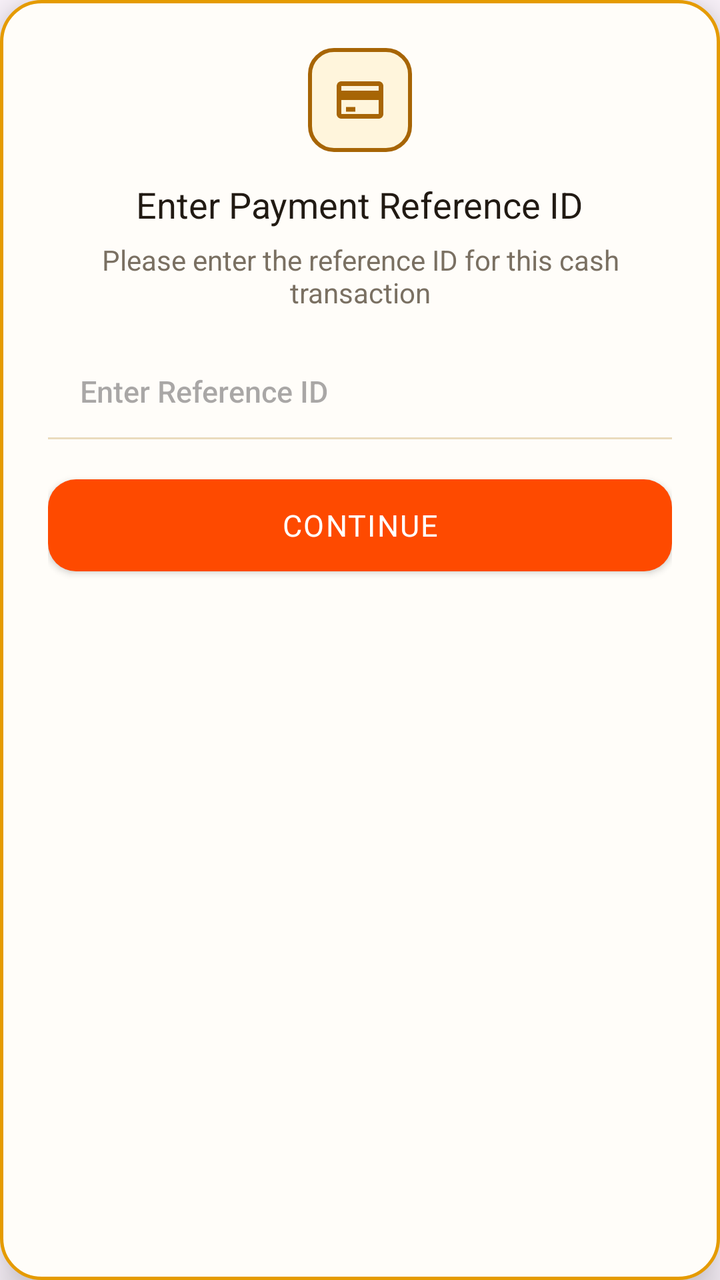
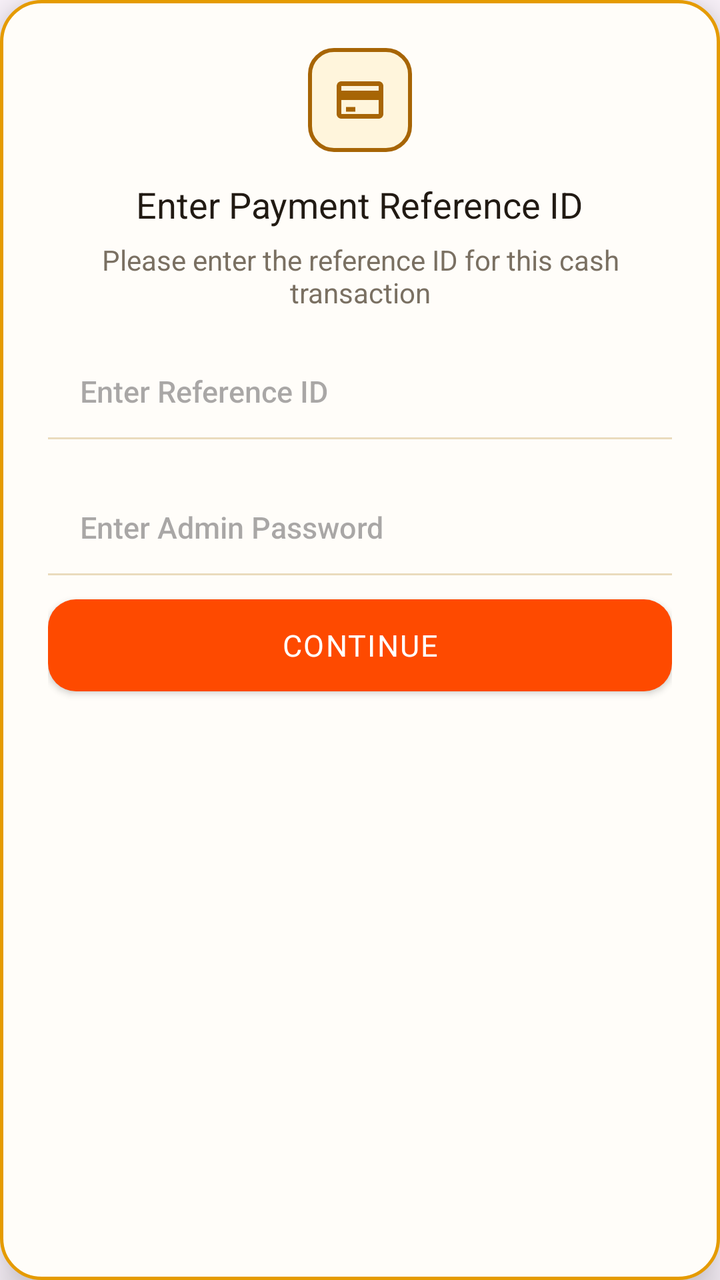

Compare the two renders of this Android layout. The source of the first and the diff that turns it into the second are given below.
<!-- AndroidManifest.xml: application theme Theme.XeniaOneTempleApp -->
<!-- res/layout/dialog_cash_reference.xml -->
<?xml version="1.0" encoding="utf-8"?>
<LinearLayout xmlns:android="http://schemas.android.com/apk/res/android"
    android:layout_width="match_parent"
    android:layout_height="wrap_content"
    android:layout_gravity="center"
    android:background="@drawable/bg_modern_dialog"
    android:elevation="12dp"
    android:gravity="center_horizontal"
    android:orientation="vertical"
    android:paddingHorizontal="24dp"
    android:paddingTop="24dp"
    android:paddingBottom="22dp">

    
    <FrameLayout
        android:layout_width="52dp"
        android:layout_height="52dp"
        android:layout_marginBottom="14dp"
        android:background="@drawable/bg_language_card_selected">

        <ImageView
            android:layout_width="28dp"
            android:layout_height="28dp"
            android:layout_gravity="center"
            android:contentDescription="Cash Icon"
            android:src="@drawable/ic_credit_card" />
    </FrameLayout>

    
    <TextView
        android:layout_width="wrap_content"
        android:layout_height="wrap_content"
        android:fontFamily="sans-serif-bold"
        android:gravity="center"
        android:text="Enter Payment Reference ID"
        android:textColor="@color/text_dark"
        android:textSize="18sp" />

    
    <TextView
        android:layout_width="match_parent"
        android:layout_height="wrap_content"
        android:layout_marginTop="6dp"
        android:layout_marginBottom="16dp"
        android:fontFamily="sans-serif"
        android:gravity="center"
        android:text="Please enter the reference ID for this cash transaction"
        android:textColor="@color/text_muted"
        android:textSize="14sp" />

    
    <EditText
        android:id="@+id/etCashRefId"
        android:layout_width="match_parent"
        android:layout_height="48dp"
        android:layout_marginBottom="20dp"
        android:background="@drawable/bg_row_border"
        android:fontFamily="sans-serif-medium"
        android:hint="Enter Reference ID"
        android:inputType="text"
        android:paddingHorizontal="16dp"
        android:textColor="@color/text_dark"
        android:textSize="15sp" />

    
    <androidx.appcompat.widget.AppCompatButton
        android:id="@+id/btnCashContinue"
        android:layout_width="match_parent"
        android:layout_height="46dp"
        android:background="@drawable/bg_pay_button"
        android:fontFamily="sans-serif-bold"
        android:letterSpacing="0.05"
        android:text="CONTINUE"
        android:textColor="@color/white"
        android:textSize="15sp" />

</LinearLayout>
<!-- resources referenced by this layout -->
<resources>
  <color name="text_dark">#211A13</color>
  <color name="text_muted">#7A7062</color>
  <color name="white">#FFFFFF</color>
  <!-- drawable bg_language_card_selected (drawable) -->
  <?xml version="1.0" encoding="utf-8"?>
  <shape xmlns:android="http://schemas.android.com/apk/res/android"
      android:shape="rectangle">
      <solid android:color="#FFF5DC" />
      <stroke
          android:width="2dp"
          android:color="@color/temple_gold_primary" />
      <corners android:radius="12dp" />
  </shape>
  <!-- drawable bg_modern_dialog (drawable) -->
  <?xml version="1.0" encoding="utf-8"?>
  <shape xmlns:android="http://schemas.android.com/apk/res/android"
      android:shape="rectangle">
      <solid android:color="#FFFDF9" />
      <corners android:radius="20dp" />
      <stroke
          android:width="1.5dp"
          android:color="@color/table_border" />
  </shape>
  <!-- drawable bg_pay_button (drawable) -->
  <?xml version="1.0" encoding="utf-8"?>
  <ripple xmlns:android="http://schemas.android.com/apk/res/android"
      android:color="#40FFFFFF">
      <item>
          <shape android:shape="rectangle">
              <solid android:color="@color/pay_button_orange" />
              <corners android:radius="14dp" />
          </shape>
      </item>
  </ripple>
  <!-- drawable bg_row_border (drawable) -->
  <?xml version="1.0" encoding="utf-8"?>
  <layer-list xmlns:android="http://schemas.android.com/apk/res/android">
      <item>
          <shape android:shape="rectangle">
              <solid android:color="@color/transparent" />
          </shape>
      </item>
      <item android:top="-2dp" android:left="-2dp" android:right="-2dp">
          <shape android:shape="rectangle">
              <stroke android:width="1dp" android:color="@color/table_divider" />
          </shape>
      </item>
  </layer-list>
  <!-- drawable ic_credit_card (drawable) -->
  <vector xmlns:android="http://schemas.android.com/apk/res/android"
      android:width="24dp"
      android:height="24dp"
      android:viewportWidth="24"
      android:viewportHeight="24">
      <path
          android:fillColor="#A76505"
          android:pathData="M20,4H4C2.89,4 2.01,4.89 2.01,6L2,18c0,1.11 0.89,2 2,2h16c1.11,0 2,-0.89 2,-2V6C22,4.89 21.11,4 20,4zM20,18H4v-6h16V18zM20,8H4V6h16V8z"/>
      <path
          android:fillColor="#A76505"
          android:pathData="M6,15h4v2h-4z"/>
  </vector>
  <style name="Theme.XeniaOneTempleApp" parent="Base.Theme.XeniaOneTempleApp" />
  <color name="temple_gold_primary">#A76505</color>
  <color name="table_border">#E59B00</color>
  <color name="pay_button_orange">#FE4A00</color>
  <color name="transparent">#00000000</color>
  <color name="table_divider">#EADBBD</color>
  <style name="Base.Theme.XeniaOneTempleApp" parent="Theme.Material3.Light.NoActionBar">
          <item name="colorPrimary">@color/temple_gold_primary</item>
          <item name="colorPrimaryDark">@color/temple_gold_dark</item>
          <item name="colorSecondary">@color/pay_button_orange</item>
          <item name="android:statusBarColor">@color/temple_gold_primary</item>
          <item name="android:windowLightStatusBar">false</item>
          <item name="android:navigationBarColor">@color/billing_screen_bg</item>
      </style>
  <color name="temple_gold_dark">#7C4A02</color>
  <color name="billing_screen_bg">#FAF1DA</color>
</resources>

<!-- the commit's change to res/layout/dialog_cash_reference.xml (unified diff, before → after) -->
@@ -47,7 +47,6 @@
         android:text="Please enter the reference ID for this cash transaction"
         android:textColor="@color/text_muted"
         android:textSize="14sp" />
-
     
     <EditText
         android:id="@+id/etCashRefId"
@@ -63,6 +62,22 @@
         android:textSize="15sp" />
 
     
+    <EditText
+        android:id="@+id/etAdminPassword"
+        android:layout_width="match_parent"
+        android:layout_height="48dp"
+        android:layout_marginBottom="12dp"
+        android:background="@drawable/bg_row_border"
+        android:fontFamily="sans-serif-medium"
+        android:hint="Enter Admin Password"
+        android:inputType="textPassword"
+        android:paddingHorizontal="16dp"
+        android:textColor="@color/text_dark"
+        android:textSize="15sp" />
+
+
+
+    
     <androidx.appcompat.widget.AppCompatButton
         android:id="@+id/btnCashContinue"
         android:layout_width="match_parent"
